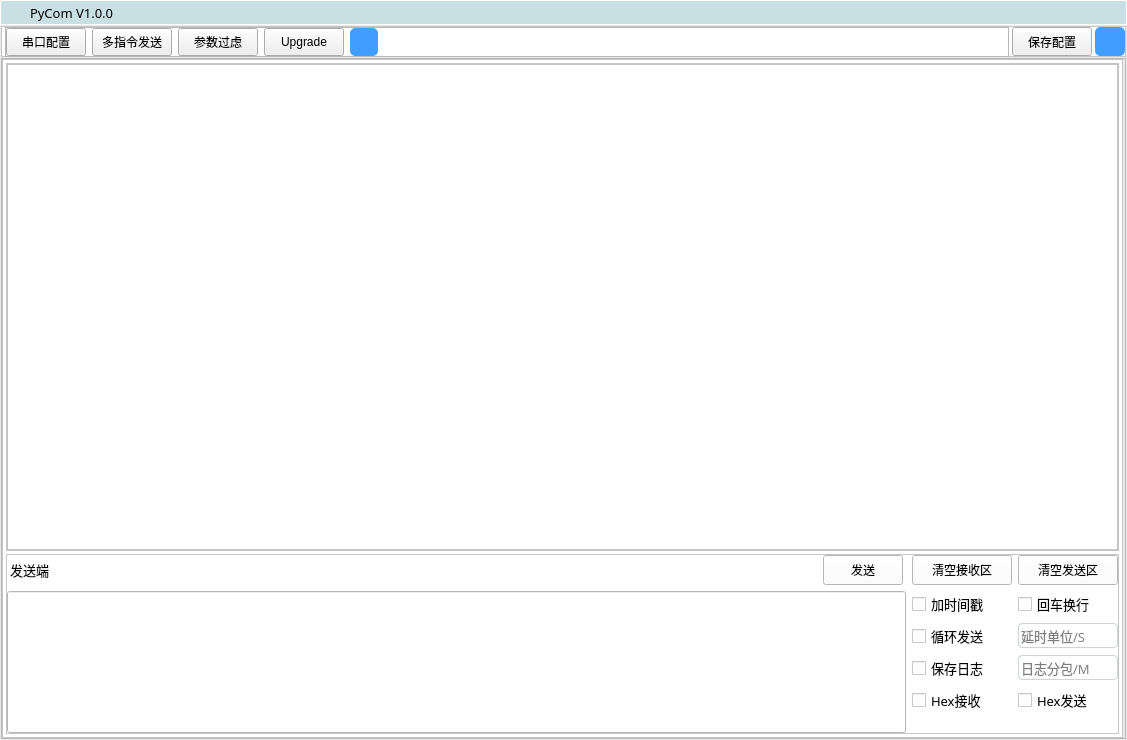
This is ui/index.ui in jiang-xin9/PyCom as Qt 5 draws it before an edit. The edited form follows.
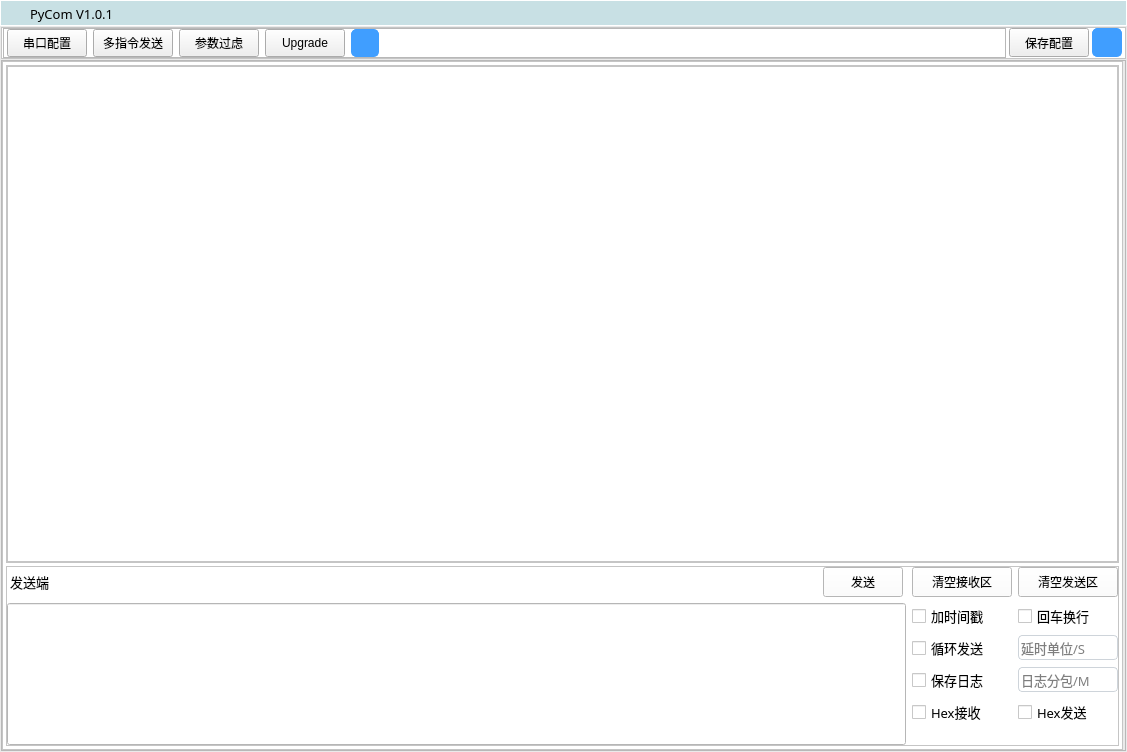
This is the edited form. Icons and pictures are not drawn. Custom widgets are drawn as their Qt base class.

Commit message: 修改UI，新增点击新增一个调试界面

```diff
--- a/ui/index.ui
+++ b/ui/index.ui
@@ -7,7 +7,7 @@
     <x>0</x>
     <y>0</y>
     <width>1127</width>
-    <height>740</height>
+    <height>752</height>
    </rect>
   </property>
   <property name="windowTitle">
@@ -67,10 +67,10 @@
        <number>3</number>
       </property>
       <property name="topMargin">
-       <number>0</number>
+       <number>1</number>
       </property>
       <property name="rightMargin">
-       <number>0</number>
+       <number>2</number>
       </property>
       <property name="bottomMargin">
        <number>0</number>
@@ -106,7 +106,7 @@
          </font>
         </property>
         <property name="text">
-         <string>PyCom V1.0.0</string>
+         <string>PyCom V1.0.1</string>
         </property>
        </widget>
       </item>
@@ -280,7 +280,7 @@
         <property name="maximumSize">
          <size>
           <width>16777215</width>
-          <height>30</height>
+          <height>35</height>
          </size>
         </property>
         <property name="styleSheet">
@@ -313,13 +313,13 @@
           <number>3</number>
          </property>
          <property name="leftMargin">
-          <number>3</number>
+          <number>1</number>
          </property>
          <property name="topMargin">
           <number>0</number>
          </property>
          <property name="rightMargin">
-          <number>0</number>
+          <number>3</number>
          </property>
          <property name="bottomMargin">
           <number>0</number>
@@ -351,14 +351,17 @@
             <number>0</number>
            </property>
            <layout class="QHBoxLayout" name="horizontalLayout_7">
+            <property name="spacing">
+             <number>6</number>
+            </property>
             <property name="leftMargin">
-             <number>0</number>
+             <number>3</number>
             </property>
             <property name="topMargin">
              <number>0</number>
             </property>
             <property name="rightMargin">
-             <number>0</number>
+             <number>3</number>
             </property>
             <property name="bottomMargin">
              <number>0</number>
@@ -417,7 +420,7 @@
               </property>
               <property name="minimumSize">
                <size>
-                <width>0</width>
+                <width>80</width>
                 <height>28</height>
                </size>
               </property>
@@ -439,7 +442,7 @@
               </property>
               <property name="minimumSize">
                <size>
-                <width>0</width>
+                <width>80</width>
                 <height>28</height>
                </size>
               </property>
@@ -681,7 +684,7 @@
                       <widget class="QLabel" name="label_3">
                        <property name="minimumSize">
                         <size>
-                         <width>0</width>
+                         <width>40</width>
                          <height>30</height>
                         </size>
                        </property>
```
Left out of the diff: 1 changed line with no effect on the pictures. The commit also changes 2 other files.
